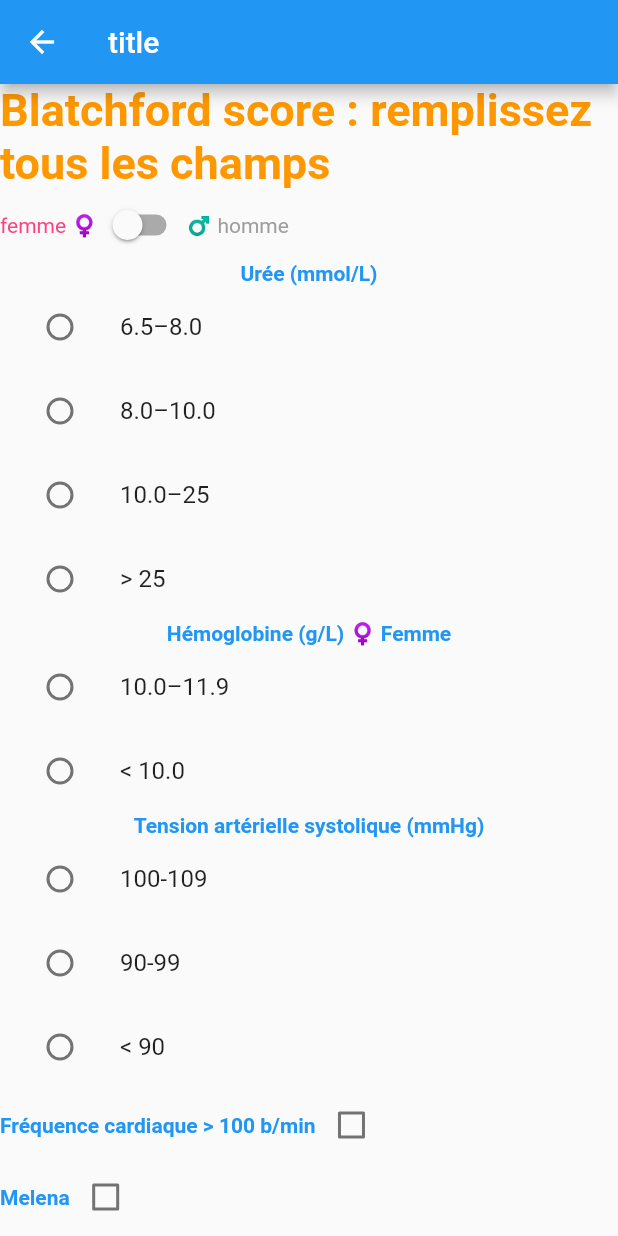
After one commit to IPreferWater/gaby, a Flutter app: the screen it shows after launch, after a tap on "Score de Blatchford", on a phone screen of 412 x 824 dp. The commit adds this screen. Run offline on Flutter 3.47's test engine with Material 2 defaults, Android fonts, the phone set to English and light mode, and no system bars; missing offline and left inert: dart:ffi.

Commit message:
feat(dev): add Blatchford Score, add checkBox widget

```diff
--- /dev/null
+++ b/lib/blatchford_score.dart
@@ -0,0 +1,209 @@
+import 'package:flutter/material.dart';
+import 'package:gaby/checkbox_return_value.dart';
+import 'package:gaby/row_tab.dart';
+
+enum Gender { female, male }
+
+class TodoName {
+  String title;
+  List<RowTabOpts> rowTabOpts;
+  final ValueChanged<int> onValueChanged;
+
+  TodoName(
+      {required this.title,
+      required this.rowTabOpts,
+      required this.onValueChanged});
+}
+
+class BlatchfordScore extends StatefulWidget {
+  const BlatchfordScore({super.key});
+
+  @override
+  State<BlatchfordScore> createState() => _BlatchfordScoreState();
+}
+
+class _BlatchfordScoreState extends State<BlatchfordScore> {
+  bool _switch = false;
+  Gender _gender = Gender.female;
+  int _urea = 0;
+  int _haemoglobin = 0;
+  int _systolicBloodPressure = 0;
+  int _pulseGreatherOrEqual100 = 0;
+  int _melaena = 0;
+  int _syncope = 0;
+  int _hepaticDisease = 0;
+  int _cardiacFailure = 0;
+
+/*Score is equal to "0" if the following are all present:[citation needed]
+
+    Hemoglobin level > 12.9 g/dL (men) or > 11.9 g/dL (women)
+    Systolic blood pressure > 109 mm Hg
+    Pulse < 100/minute
+    Blood urea nitrogen level < 6.5 mmol/L
+    No melena or syncope
+    No past or present liver disease or heart failure*/
+  int calculateScore() {
+    return _urea +
+        _haemoglobin +
+        _systolicBloodPressure +
+        _pulseGreatherOrEqual100 +
+        _melaena +
+        _syncope +
+        _hepaticDisease +
+        _cardiacFailure;
+  }
+
+  bool isAllValuesSet() {
+    return _urea != 0 && _haemoglobin != 0 && _systolicBloodPressure != 0;
+  }
+
+  @override
+  Widget build(BuildContext context) {
+    return Scaffold(
+      appBar: AppBar(title: const Text("title")),
+      body: Column(
+        children: [
+          // if are values are set, show the score
+          isAllValuesSet() == true
+              ? Text('Blatchford score : ${calculateScore()}',
+                  style: TextStyle(
+                      fontWeight: FontWeight.bold,
+                      color: Colors.blue,
+                      fontSize: 50))
+              //if some values are missing, display warning message
+              : Text('Blatchford score : remplissez tous les champs',
+                  style: TextStyle(
+                      fontWeight: FontWeight.bold,
+                      color: Colors.orange,
+                      fontSize: 30)),
+          Row(
+            //TODO switching beetween male/female should reset the widget depending on the gender
+            children: [
+              Text(
+                "femme ♀",
+                style: TextStyle(
+                    color: _gender == Gender.female
+                        ? Colors.pinkAccent
+                        : Colors.grey),
+              ),
+              //TODO widget switch male female
+              Switch(
+                // This bool value toggles the switch.
+                value: _switch,
+                activeColor: Colors.red,
+                onChanged: (bool value) {
+                  // This is called when the user toggles the switch.
+                  setState(() {
+                    if (value) {
+                      _gender = Gender.male;
+                    } else {
+                      _gender = Gender.female;
+                    }
+                    _switch = value;
+                  });
+                },
+              ),
+              Text(
+                "♂ homme",
+                style: TextStyle(
+                    color: _gender == Gender.male
+                        ? Colors.greenAccent
+                        : Colors.grey),
+              )
+            ],
+          ),
+          Expanded(
+            child: ListView(
+              children: [
+                RowTab(
+                    title: "Urée (mmol/L)",
+                    options: [
+                      RowTabOpts(title: "6.5–8.0", value: 2),
+                      RowTabOpts(title: "8.0–10.0", value: 3),
+                      RowTabOpts(title: "10.0–25", value: 4),
+                      RowTabOpts(title: "> 25", value: 6),
+                    ],
+                    onValueChanged: (int value) {
+                      setState(() {
+                        _urea = value;
+                      });
+                    }),
+                RowTab(
+                    title: _gender == Gender.female
+                        ? "Hémoglobine (g/L) ♀ Femme"
+                        : "Hémoglobine (g/L) ♂ Homme",
+                    options: _gender == Gender.female
+                        ? [
+                            RowTabOpts(title: "10.0–11.9", value: 1),
+                            RowTabOpts(title: "< 10.0", value: 6)
+                          ]
+                        : [
+                            RowTabOpts(title: "12.0–12.9", value: 1),
+                            RowTabOpts(title: "10.0–11.9", value: 3),
+                            RowTabOpts(title: "< 10.0", value: 6)
+                          ],
+                    onValueChanged: (int value) {
+                      setState(() {
+                        _haemoglobin = value;
+                      });
+                    }),
+                RowTab(
+                    title: "Tension artérielle systolique (mmHg)",
+                    options: [
+                      RowTabOpts(title: "100-109", value: 1),
+                      RowTabOpts(title: "90-99", value: 2),
+                      RowTabOpts(title: "< 90", value: 3)
+                    ],
+                    onValueChanged: (int value) {
+                      setState(() {
+                        _systolicBloodPressure = value;
+                      });
+                    }),
+                CheckboxReturnValue(
+                    title: "Fréquence cardiaque > 100 b/min",
+                    valueToReturn: 1,
+                    onValueChanged: (int value) {
+                      setState(() {
+                        _pulseGreatherOrEqual100 = value;
+                      });
+                    }),
+                CheckboxReturnValue(
+                    title: "Melena",
+                    valueToReturn: 1,
+                    onValueChanged: (int value) {
+                      setState(() {
+                        _melaena = value;
+                      });
+                    }),
+                CheckboxReturnValue(
+                    title: "Syncope",
+                    valueToReturn: 2,
+                    onValueChanged: (int value) {
+                      setState(() {
+                        _syncope = value;
+                      });
+                    }),
+                CheckboxReturnValue(
+                    title: "Insuffisance hépatique",
+                    valueToReturn: 2,
+                    onValueChanged: (int value) {
+                      setState(() {
+                        _hepaticDisease = value;
+                      });
+                    }),
+                CheckboxReturnValue(
+                    title: "Insuffisance cardiaque",
+                    valueToReturn: 2,
+                    onValueChanged: (int value) {
+                      setState(() {
+                        _cardiacFailure = value;
+                      });
+                    })
+              ],
+            ),
+          )
+        ],
+      ),
+    );
+  }
+}
--- /dev/null
+++ b/lib/checkbox_return_value.dart
@@ -0,0 +1,56 @@
+import 'package:flutter/material.dart';
+
+class TodoCheckbox {
+  String title;
+  int valueToReturn;
+
+  TodoCheckbox({required this.title, required this.valueToReturn});
+}
+
+class CheckboxReturnValue extends StatefulWidget {
+  const CheckboxReturnValue(
+      {super.key,
+      required this.title,
+      required this.valueToReturn,
+      required this.onValueChanged});
+
+  final String title;
+  final int valueToReturn;
+  final ValueChanged<int> onValueChanged;
+
+  @override
+  State<CheckboxReturnValue> createState() => _CheckboxState();
+}
+
+class _CheckboxState extends State<CheckboxReturnValue> {
+  bool _checked = false;
+
+  @override
+  Widget build(BuildContext context) {
+    return Row(
+      children: [
+        Text(widget.title,
+            style: TextStyle(
+              fontWeight: FontWeight.bold,
+              color: Colors.blue,
+            )),
+        Checkbox(
+          checkColor: Colors.white,
+          value: _checked,
+          onChanged: (bool? checked) {
+            if (  checked != null && checked) {
+              widget.onValueChanged(widget.valueToReturn);
+            }
+            else {
+              widget.onValueChanged(0);
+            }
+
+            setState(() {
+              _checked = !_checked;
+            });
+          },
+        )
+      ],
+    );
+  }
+}
--- a/lib/gastro_categories.dart
+++ b/lib/gastro_categories.dart
@@ -1,4 +1,5 @@
 import 'package:flutter/material.dart';
+import 'package:gaby/blatchford_score.dart';
 import 'package:gaby/child_score.dart';
 import 'package:gaby/meld_score.dart';
 
@@ -24,6 +25,15 @@ class CategoriesScreen extends StatelessWidget {
             },
             child: const Text('Score de Meld'),
           ),
+        ),
+                Center(
+          child: ElevatedButton(
+            onPressed: () {
+              Navigator.push(context,
+                  MaterialPageRoute(builder: (context) => BlatchfordScore()));
+            },
+            child: const Text('Score de Blatchford'),
+          ),
         )
       ]),
     );
```
